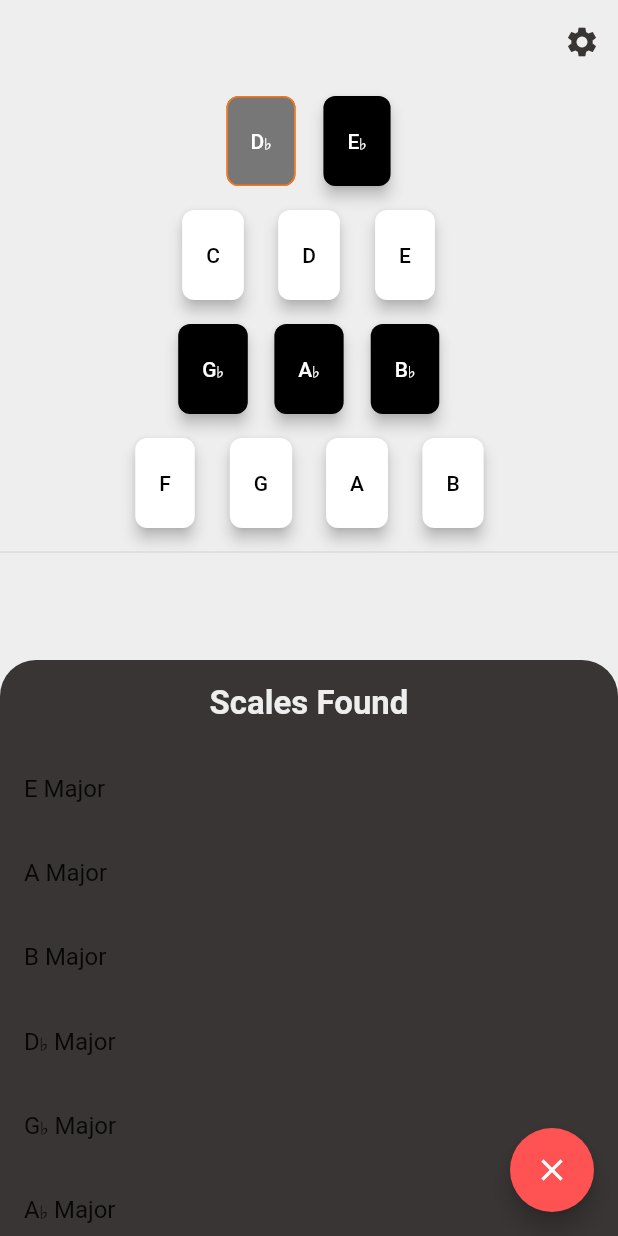
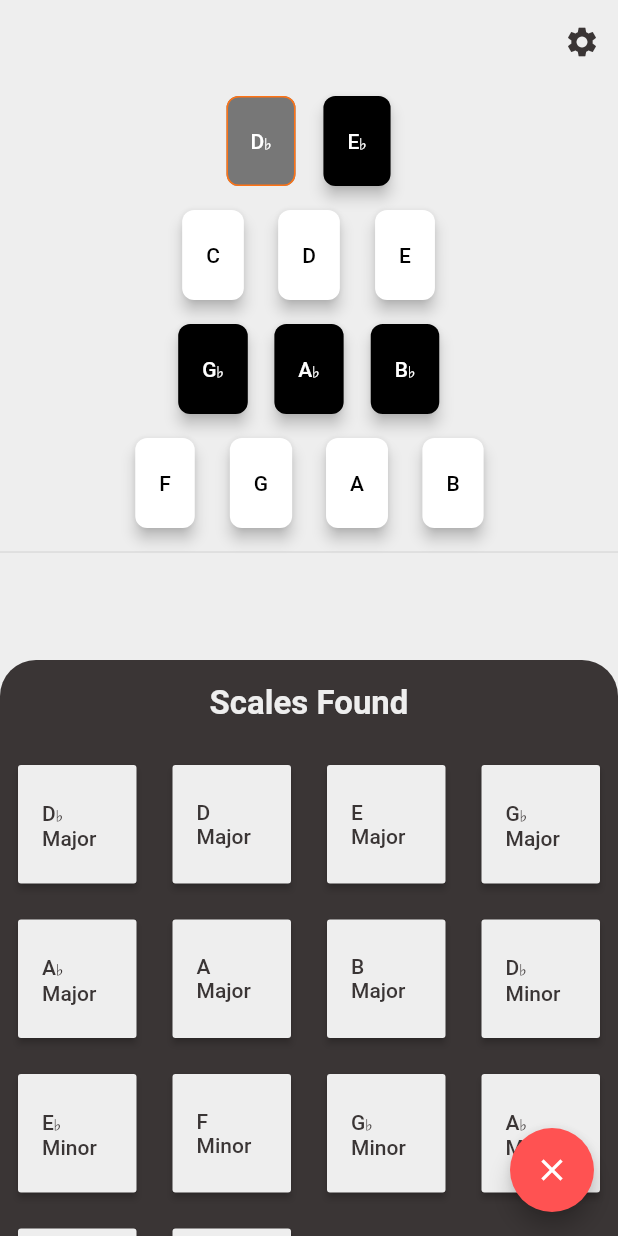
Before and after one commit to JoseGeorges8/scales-app, a Flutter app: the screen it shows after launch, after a tap on "D♭", on a phone screen of 412 x 824 dp. Run offline on Flutter 3.47's test engine with Material 2 defaults, Android fonts, the phone set to English and light mode, and no system bars; our stand-ins replace bloc, equatable, flutter_bloc, shared_preferences; missing offline and left inert: flutter_midi.

Commit message:
Some changes to enhance the app. Will get conflicts after this commit with the progress I did on the other computer

```diff
--- a/lib/blocs/notes_bloc/notes_bloc.dart
+++ b/lib/blocs/notes_bloc/notes_bloc.dart
@@ -16,8 +16,11 @@ class NotesBloc extends Bloc<NotesEvent, NotesState> {
     return NotesState(notes: _notesRepository.getNotes());
   }
 
-  clearNotes(){
+  ///Fires a clear notes event
+  bool clearNotes(){
+    if(selectedNotes.isEmpty) return false;
     add(ClearNotes());
+    return true;
   }
 
   @override
@@ -63,7 +66,6 @@ class NotesBloc extends Bloc<NotesEvent, NotesState> {
       final Note updatedNote = note.copyWith(isSharp: note.isSharp, value: note.value, isSelected: false, midi: note.midi);
       updatedNotes.add(updatedNote);
     }
-
       yield NotesState(notes: updatedNotes);
     }
 
--- a/lib/blocs/sound_bloc/sound_bloc.dart
+++ b/lib/blocs/sound_bloc/sound_bloc.dart
@@ -2,12 +2,15 @@ import 'dart:async';
 import 'package:bloc/bloc.dart';
 import 'package:scales_app/data_providers/sound_provider.dart';
 import 'package:scales_app/models/Note.dart';
+import 'package:scales_app/models/Scale.dart';
 import './bloc.dart';
 
 class SoundBloc extends Bloc<SoundEvent, SoundState> {
 
   List<String> sounds = List<String>();
   String currentSound;
+
+  bool _soundStopped = false;
 
   final FlutterMidiSoundProvider soundProvider = FlutterMidiSoundProvider();
 
@@ -22,7 +25,34 @@ class SoundBloc extends Bloc<SoundEvent, SoundState> {
     return SoundState.initial();
   }
 
-  playNote(Note note) => soundProvider.playNote(note);
+  playNote(Note note) {
+    this.stopSound();
+    return soundProvider.playNote(note);
+  }
+
+  stopSound({bool fully = true}) {
+    _soundStopped = true;
+    soundProvider.stopSound(fully);
+  }
+
+  playRandomNotes() {
+    this.stopSound();
+    soundProvider.playNote(Note.B());
+    soundProvider.playNote(Note.dFlat());
+    soundProvider.playNote(Note.gFlat());
+    soundProvider.playNote(Note.A());
+  }
+
+  playScale(Scale scale) async {
+    this.stopSound();
+    await Future.delayed(new Duration(milliseconds: 500));
+    _soundStopped = false;
+    for(Note note in scale.playableNotes){
+      if(_soundStopped) return;
+      soundProvider.playNote(note);
+      await Future.delayed(new Duration(milliseconds: 500));
+    }
+  }
 
   @override
   Stream<SoundState> mapEventToState(
--- a/lib/data_providers/scales_data_provider/scales_basic_provider.dart
+++ b/lib/data_providers/scales_data_provider/scales_basic_provider.dart
@@ -1,34 +1,35 @@
 import 'package:scales_app/data_providers/scales_data_provider/scales_base_provider.dart';
+import 'package:scales_app/models/Note.dart';
 import 'package:scales_app/models/Scale.dart';
 
 class ScalesBasicProvider extends ScalesBaseProvider{
 
 
   final List<Scale> _scales = [
-    Scale(root: 'C', type: 'Major', notes: ['C', 'D', 'E', 'F', 'G', 'A', 'B']),
-    Scale(root: 'D', type: 'Major', notes: ['D', 'E', 'G♭', 'G', 'A', 'B', 'B♭']),
-    Scale(root: 'E', type: 'Major', notes: ['E', 'G♭', 'A♭' ,'A',  'B', 'D♭', 'E♭', 'E']),
-    Scale(root: 'F', type: 'Major', notes: ['F', 'G', 'A', 'B♭', 'C', 'D', 'E']),
-    Scale(root: 'G', type: 'Major', notes: ['G', 'A', 'B', 'C', 'D', 'E', 'G♭']),
-    Scale(root: 'A', type: 'Major', notes: ['A', 'B', 'D♭', 'D', 'E', 'G♭', 'A♭']),
-    Scale(root: 'B', type: 'Major', notes: ['B', 'D♭', 'E♭', 'E', 'G♭', 'A♭','B♭']),
-    Scale(root: 'D♭', type: 'Major', notes: ['D♭', 'E♭', 'F', 'G♭', 'A♭', 'B♭','C']),
-    Scale(root: 'E♭', type: 'Major', notes: ['E♭', 'F', 'G', 'A♭', 'B♭', 'C','D']),
-    Scale(root: 'G♭', type: 'Major', notes: ['G♭', 'A♭', 'B♭', 'B', 'D♭', 'E♭','F']),
-    Scale(root: 'A♭', type: 'Major', notes: ['A♭', 'B♭', 'C', 'D♭', 'E♭', 'F', 'G']),
-    Scale(root: 'B♭', type: 'Major', notes: ['B♭', 'C', 'D', 'E♭', 'F', 'G','A']),
-    Scale(root: 'C', type: 'Minor', notes: ['C', 'D', 'E♭', 'F', 'G', 'A♭', 'B♭']),
-    Scale(root: 'D', type: 'Minor', notes: ['D', 'E', 'F', 'G', 'A', 'B♭', 'C']),
-    Scale(root: 'E', type: 'Minor', notes: ['E', 'G♭', 'G' ,'A',  'B', 'C', 'D', 'E']),
-    Scale(root: 'F', type: 'Minor', notes: ['F', 'G', 'A♭', 'B♭', 'C', 'D♭', 'E♭']),
-    Scale(root: 'G', type: 'Minor', notes: ['G', 'A', 'B♭', 'C', 'D', 'E♭', 'F']),
-    Scale(root: 'A', type: 'Minor', notes: ['A', 'B', 'C', 'D', 'E', 'F', 'G']),
-    Scale(root: 'B', type: 'Minor', notes: ['B', 'D♭', 'D', 'E', 'G♭', 'G','A']),
-    Scale(root: 'D♭', type: 'Minor', notes: ['D♭', 'E♭', 'E', 'G♭', 'A♭', 'A', 'B']),
-    Scale(root: 'E♭', type: 'Minor', notes: ['E♭', 'F', 'G♭', 'A♭', 'B♭', 'C♭','D♭']),
-    Scale(root: 'G♭', type: 'Minor', notes: ['G♭', 'A♭', 'A', 'B', 'D♭', 'D', 'E']),
-    Scale(root: 'A♭', type: 'Minor', notes: ['A♭', 'B♭', 'B', 'D♭', 'E♭', 'G♭', 'A♭']),
-    Scale(root: 'B♭', type: 'Minor', notes: ['B♭', 'C', 'D♭', 'E♭', 'F', 'G♭','A♭']),
+    Scale(root: 'C', type: 'Major', notes: ['C', 'D', 'E', 'F', 'G', 'A', 'B'], playableNotes: [Note.C(), Note.D(), Note.E(), Note.F(), Note.G(), Note.A(), Note.B(), Note.C(midi: 72)]),
+    Scale(root: 'D♭', type: 'Major', notes: ['D♭', 'E♭', 'F', 'G♭', 'A♭', 'B♭','C'], playableNotes: [Note.dFlat(), Note.eFlat(), Note.F(), Note.gFlat(), Note.aFlat(), Note.bFlat(), Note.C(midi: 72), Note.dFlat(midi: 73)]),
+    Scale(root: 'D', type: 'Major', notes: ['D', 'E', 'G♭', 'G', 'A', 'B', 'D♭'], playableNotes: [Note.D(), Note.E(), Note.gFlat(), Note.G(), Note.A(), Note.B(), Note.dFlat(midi: 73), Note.D(midi: 74)]),
+    Scale(root: 'E♭', type: 'Major', notes: ['E♭', 'F', 'G', 'A♭', 'B♭', 'C','D'], playableNotes: [Note.eFlat(), Note.F(), Note.G(), Note.aFlat(), Note.bFlat(), Note.C(midi: 72), Note.D(midi: 74), Note.eFlat(midi: 75)]),
+    Scale(root: 'E', type: 'Major', notes: ['E', 'G♭', 'A♭' ,'A',  'B', 'D♭', 'E♭'], playableNotes: [Note.E(), Note.gFlat(), Note.aFlat(), Note.A(), Note.B(), Note.dFlat(midi: 73), Note.eFlat(midi: 75), Note.E(midi: 76)]),
+    Scale(root: 'F', type: 'Major', notes: ['F', 'G', 'A', 'B♭', 'C', 'D', 'E'], playableNotes: [Note.F(), Note.G(), Note.A(), Note.bFlat(), Note.C(midi: 72), Note.D(midi: 74), Note.E(midi: 76), Note.F(midi: 77)]),
+    Scale(root: 'G♭', type: 'Major', notes: ['G♭', 'A♭', 'B♭', 'B', 'D♭', 'E♭','F'], playableNotes: [Note.gFlat(), Note.aFlat(), Note.bFlat(), Note.B(), Note.dFlat(midi: 73), Note.eFlat(midi: 75), Note.F(), Note.gFlat(midi: 78)]),
+    Scale(root: 'G', type: 'Major', notes: ['G', 'A', 'B', 'C', 'D', 'E', 'G♭'], playableNotes: [Note.G(), Note.A(), Note.B(), Note.C(midi: 72), Note.D(midi: 74), Note.E(midi: 76), Note.gFlat(midi: 78), Note.G(midi: 79)]),
+    Scale(root: 'A♭', type: 'Major', notes: ['A♭', 'B♭', 'C', 'D♭', 'E♭', 'F', 'G'], playableNotes: [Note.aFlat(), Note.bFlat(), Note.C(midi: 72), Note.dFlat(midi: 73), Note.eFlat(midi: 75), Note.F(midi: 77), Note.G(midi: 79), Note.aFlat(midi: 80)]),
+    Scale(root: 'A', type: 'Major', notes: ['A', 'B', 'D♭', 'D', 'E', 'G♭', 'A♭'], playableNotes: [Note.A(), Note.B(), Note.dFlat(midi: 73), Note.D(midi: 74), Note.E(midi: 76), Note.gFlat(midi: 78), Note.aFlat(midi: 80), Note.A(midi: 81)]),
+    Scale(root: 'B♭', type: 'Major', notes: ['B♭', 'C', 'D', 'E♭', 'F', 'G','A'], playableNotes: [Note.bFlat(), Note.C(midi: 72), Note.D(midi: 74), Note.eFlat(midi: 75), Note.F(midi: 77), Note.G(midi: 79), Note.A(midi: 81), Note.bFlat(midi: 82)]),
+    Scale(root: 'B', type: 'Major', notes: ['B', 'D♭', 'E♭', 'E', 'G♭', 'A♭','B♭'], playableNotes: [Note.B(), Note.dFlat(midi: 73), Note.eFlat(midi: 75), Note.E(midi: 76), Note.gFlat(midi: 78), Note.aFlat(midi: 80), Note.bFlat(midi: 82), Note.B(midi: 83)]),
+    Scale(root: 'C', type: 'Minor', notes: ['C', 'D', 'E♭', 'F', 'G', 'A♭', 'B♭'], playableNotes: [Note.C(), Note.D(), Note.eFlat(), Note.F(), Note.G(), Note.aFlat(), Note.bFlat(), Note.C(midi: 72)]),
+    Scale(root: 'D♭', type: 'Minor', notes: ['D♭', 'E♭', 'E', 'G♭', 'A♭', 'A', 'B'], playableNotes: [Note.dFlat(), Note.eFlat(), Note.E(), Note.gFlat(), Note.aFlat(), Note.A(), Note.B(), Note.dFlat(midi: 73)]),
+    Scale(root: 'D', type: 'Minor', notes: ['D', 'E', 'F', 'G', 'A', 'B♭', 'C'], playableNotes: [Note.D(), Note.E(), Note.F(), Note.G(), Note.A(), Note.bFlat(), Note.C(midi: 72), Note.D(midi: 74)]),
+    Scale(root: 'E♭', type: 'Minor', notes: ['E♭', 'F', 'G♭', 'A♭', 'B♭', 'B','D♭'], playableNotes: [Note.eFlat(), Note.F(), Note.gFlat(), Note.aFlat(), Note.bFlat(), Note.B(), Note.dFlat(midi: 73), Note.eFlat(midi: 75)]),
+    Scale(root: 'E', type: 'Minor', notes: ['E', 'G♭', 'G' ,'A',  'B', 'C', 'D'], playableNotes: [Note.E(), Note.gFlat(), Note.G(), Note.A(), Note.B(), Note.C(midi: 72), Note.D(midi: 74), Note.E(midi: 76)]),
+    Scale(root: 'F', type: 'Minor', notes: ['F', 'G', 'A♭', 'B♭', 'C', 'D♭', 'E♭'], playableNotes: [Note.F(), Note.G(), Note.aFlat(), Note.bFlat(), Note.C(midi: 72), Note.dFlat(midi: 73), Note.eFlat(midi: 75), Note.F(midi: 77)]),
+    Scale(root: 'G♭', type: 'Minor', notes: ['G♭', 'A♭', 'A', 'B', 'D♭', 'D', 'E'], playableNotes: [Note.gFlat(), Note.aFlat(), Note.A(), Note.B(), Note.dFlat(midi: 73), Note.D(midi: 74), Note.E(midi: 76), Note.gFlat(midi: 78)]),
+    Scale(root: 'G', type: 'Minor', notes: ['G', 'A', 'B♭', 'C', 'D', 'E♭', 'F'], playableNotes: [Note.G(), Note.A(), Note.bFlat(), Note.C(midi: 72), Note.D(midi: 74), Note.eFlat(midi: 75), Note.F(midi: 77), Note.G(midi: 79)]),
+    Scale(root: 'A♭', type: 'Minor', notes: ['A♭', 'B♭', 'B', 'D♭', 'E♭', 'E' , 'G♭'], playableNotes: [Note.aFlat(), Note.bFlat(), Note.B(), Note.dFlat(midi: 73), Note.eFlat(midi: 75), Note.E(midi: 76), Note.gFlat(midi: 78), Note.aFlat(midi: 80)]),
+    Scale(root: 'A', type: 'Minor', notes: ['A', 'B', 'C', 'D', 'E', 'F', 'G'], playableNotes: [Note.A(), Note.B(), Note.C(midi: 72), Note.D(midi: 74), Note.E(midi: 76), Note.F(midi: 77), Note.G(midi: 79), Note.A(midi: 81)]),
+    Scale(root: 'B♭', type: 'Minor', notes: ['B♭', 'C', 'D♭', 'E♭', 'F', 'G♭','A♭'], playableNotes: [Note.bFlat(), Note.C(midi: 72), Note.dFlat(midi: 73), Note.eFlat(midi: 75), Note.F(midi: 77), Note.gFlat(midi: 78), Note.aFlat(midi: 80), Note.bFlat(midi: 82)]),
+    Scale(root: 'B', type: 'Minor', notes: ['B', 'D♭', 'D', 'E', 'G♭', 'G','A'], playableNotes: [Note.B(), Note.dFlat(midi: 73), Note.D(midi: 74), Note.E(midi: 76), Note.gFlat(midi: 78), Note.G(midi: 79), Note.A(midi: 81), Note.B(midi: 83)]),
   ];
 
 
--- a/lib/data_providers/sound_provider.dart
+++ b/lib/data_providers/sound_provider.dart
@@ -8,6 +8,7 @@ abstract class SoundBaseProvider{
 
   Future<void> initialize();
   Future<void> playNote(Note note);
+  Future<void> stopSound(bool fully);
   Future<void> changeSound(String sound);
   List<String> getSounds();
   Future<String> getCurrentSound();
@@ -31,7 +32,9 @@ class FlutterMidiSoundProvider extends SoundBaseProvider {
   }
 
   @override
-  Future<void> playNote(Note note) => FlutterMidi.playMidiNote(midi: note.midi);
+  Future<void> playNote(Note note) {
+    return FlutterMidi.playMidiNote(midi: note.midi);
+  }
 
   @override
   // ignore: missing_return
@@ -56,4 +59,7 @@ class FlutterMidiSoundProvider extends SoundBaseProvider {
     return sound ?? PIANO_SOUND_OPTION;
   }
 
+  @override
+  Future<void> stopSound(bool fully) => FlutterMidi.stopSound(fully: fully);
+
 }
--- a/lib/models/Note.dart
+++ b/lib/models/Note.dart
@@ -25,18 +25,18 @@ class Note extends Equatable{
     this.isSelected = false,
   });
 
-  factory Note.C() => Note(value: 'C', isSharp: false, midi: 60);
-  factory Note.dFlat() => Note(value: 'D♭', isSharp: true, midi: 61);
-  factory Note.D() => Note(value: 'D', isSharp: false, midi: 62);
-  factory Note.eFlat() => Note(value: 'E♭', isSharp: true, midi: 63);
-  factory Note.E() => Note(value: 'E', isSharp: false, midi: 64);
-  factory Note.F() => Note(value: 'F', isSharp: false, midi: 65);
-  factory Note.gFlat() => Note(value: 'G♭', isSharp: true, midi: 66);
-  factory Note.G() => Note(value: 'G', isSharp: false, midi: 67);
-  factory Note.aFlat() => Note(value: 'A♭', isSharp: true, midi: 68);
-  factory Note.A() => Note(value: 'A', isSharp: false, midi: 69);
-  factory Note.bFlat() => Note(value: 'B♭', isSharp: true, midi: 70);
-  factory Note.B() => Note(value: 'B', isSharp: false, midi: 71);
+  factory Note.C({int midi = 60}) => Note(value: 'C', isSharp: false, midi: midi);
+  factory Note.dFlat({int midi = 61}) => Note(value: 'D♭', isSharp: true, midi: midi);
+  factory Note.D({int midi = 62}) => Note(value: 'D', isSharp: false, midi: midi);
+  factory Note.eFlat({int midi = 63}) => Note(value: 'E♭', isSharp: true, midi: midi);
+  factory Note.E({int midi = 64}) => Note(value: 'E', isSharp: false, midi: midi);
+  factory Note.F({int midi = 65}) => Note(value: 'F', isSharp: false, midi: midi);
+  factory Note.gFlat({int midi = 66}) => Note(value: 'G♭', isSharp: true, midi: midi);
+  factory Note.G({int midi = 67}) => Note(value: 'G', isSharp: false, midi: midi);
+  factory Note.aFlat({int midi = 68}) => Note(value: 'A♭', isSharp: true, midi: midi);
+  factory Note.A({int midi = 69}) => Note(value: 'A', isSharp: false, midi: midi);
+  factory Note.bFlat({int midi = 70}) => Note(value: 'B♭', isSharp: true, midi: midi);
+  factory Note.B({int midi = 71}) => Note(value: 'B', isSharp: false, midi: midi);
 
   Note copyWith({
     String value,
--- a/lib/models/Scale.dart
+++ b/lib/models/Scale.dart
@@ -6,19 +6,23 @@ import 'dart:convert';
 
 import 'package:flutter/foundation.dart';
 
+import 'Note.dart';
+
 Scale scaleFromJson(String str) => Scale.fromMap(json.decode(str));
 
 String scaleToJson(Scale data) => json.encode(data.toMap());
 
 class Scale {
-  String root;
-  String type;
-  List<String> notes;
+  final String root;
+  final String type;
+  final List<String> notes;
+  final List<Note> playableNotes;
 
   Scale({
     @required this.root,
     @required this.type,
     @required this.notes,
+    this.playableNotes = const [],
   });
 
   factory Scale.fromMap(Map<String, dynamic> json) => Scale(
--- a/lib/pages/home.dart
+++ b/lib/pages/home.dart
@@ -2,6 +2,7 @@ import 'package:flutter/material.dart';
 import 'package:flutter_bloc/flutter_bloc.dart';
 import 'package:scales_app/bloc_providers/scales_bloc_provider.dart';
 import 'package:scales_app/blocs/notes_bloc/bloc.dart';
+import 'package:scales_app/blocs/sound_bloc/bloc.dart';
 import 'package:scales_app/pages/settings.dart';
 import 'package:scales_app/widgets/clear_button.dart';
 import 'package:scales_app/widgets/draggable_scales_sheet.dart';
@@ -17,10 +18,12 @@ class _HomePageState extends State<HomePage>
     with SingleTickerProviderStateMixin {
 
   NotesBloc _notesBloc;
+  SoundBloc _soundBloc;
 
   @override
   void initState() {
     _notesBloc = BlocProvider.of<NotesBloc>(context);
+    _soundBloc = BlocProvider.of<SoundBloc>(context);
     super.initState();
   }
 
@@ -51,8 +54,12 @@ class _HomePageState extends State<HomePage>
                 ),
               );
       }),
-      floatingActionButton: ClearButton(onPressed: () => _notesBloc.clearNotes()),
+      floatingActionButton: ClearButton(onPressed: _onClearButtonPressed),
     );
   }
 
+  _onClearButtonPressed(){
+    if(_notesBloc.clearNotes()) _soundBloc.playRandomNotes();
+  }
+
 }
--- a/lib/utils/themes.dart
+++ b/lib/utils/themes.dart
@@ -46,6 +46,8 @@ class AppBarThemes{
   static AppBarTheme get drumpadTheme{
     return  AppBarTheme(
         color: Colors.transparent,
+        actionsIconTheme: IconThemeData(color: drumpadPrimaryColor),
+        iconTheme: IconThemeData(color: drumpadPrimaryColor),
         textTheme: TextThemes.drumpadTheme
     );
   }
@@ -65,9 +67,9 @@ class TextThemes{
   }
   static TextTheme get drumpadTheme{
     return TextTheme(
-        display1:  TextStyle(color: drumpadAccentColor, fontSize: 20),
-        display2: TextStyle(color: Colors.white, fontSize: 22, fontWeight: FontWeight.w600),
-        title: TextStyle(color: drumpadAccentColor, fontSize: 20)
+        display1:  TextStyle(color: drumpadBackgroundColor, fontSize: 22, fontWeight: FontWeight.w600),
+        display2: TextStyle(color: drumpadPrimaryColor, fontSize: 22, fontWeight: FontWeight.w600),
+        title: TextStyle(color: drumpadAccentColor, fontSize: 20, fontWeight: FontWeight.w600)
     );
   }
 
--- a/lib/widgets/draggable_scales_sheet.dart
+++ b/lib/widgets/draggable_scales_sheet.dart
@@ -1,6 +1,8 @@
 import 'package:flutter/material.dart';
 import 'package:flutter_bloc/flutter_bloc.dart';
 import 'package:scales_app/blocs/scales_bloc/bloc.dart';
+import 'package:scales_app/blocs/sound_bloc/bloc.dart';
+import 'package:scales_app/models/Scale.dart';
 import 'package:scales_app/widgets/texts.dart';
 
 class DraggableScalesSheet extends StatefulWidget{
@@ -32,7 +34,6 @@ class DraggableScalesSheetState extends State<DraggableScalesSheet> with SingleT
           else if (state.scales.isEmpty) _controller.reverse();
         }
       },
-      child: SizedBox.expand(
       child: SlideTransition(
         position: _tween.animate(_controller),
         child: DraggableScrollableSheet(
@@ -52,22 +53,27 @@ class DraggableScalesSheetState extends State<DraggableScalesSheet> with SingleT
                         mainAxisAlignment: MainAxisAlignment.center,
                       ),
                       physics: ClampingScrollPhysics(),
-                        controller: scrollController),
+                      controller: scrollController
+                  ),
                   BlocBuilder<ScalesBloc, ScalesState>(
                       builder: (BuildContext context, ScalesState state) {
 
 
                         if(state is ScalesLoaded){
+
                           return Expanded(
-                              child: ListView.builder(
-                                physics: ClampingScrollPhysics(),
+                            child: GridView.count(
                                 controller: scrollController,
-                                itemCount: state.scales.length,
-                                itemBuilder: (BuildContext context, int index) {
-                                  return ListTile(title: Text(state.scales[index].toString()));
-                                },
-                              ),
+                                shrinkWrap: true,
+                                scrollDirection: Axis.vertical,
+                                crossAxisCount: 4,
+                                children: state.scales
+                                    .map((scale) => Padding(
+                                  padding: const EdgeInsets.all(12.0),
+                                  child: ScaleButton(scale: scale),
+                                )).toList()),
                           );
+
                         }
 
                         return Container();
@@ -78,7 +84,6 @@ class DraggableScalesSheetState extends State<DraggableScalesSheet> with SingleT
               ),
             );
           },
-          ),
         ),
       )
     );
@@ -91,3 +96,21 @@ class DraggableScalesSheetState extends State<DraggableScalesSheet> with SingleT
   }
 
 }
+
+
+class ScaleButton extends StatelessWidget{
+
+  final Scale scale;
+
+  const ScaleButton({Key key, this.scale}) : super(key: key);
+
+  @override
+  Widget build(BuildContext context) {
+    return RaisedButton(
+      color: Theme.of(context).backgroundColor,
+      child: Center(child: Text(scale.root + " " + scale.type, style: TextStyle(color: Theme.of(context).primaryColor))),
+      onPressed: () => BlocProvider.of<SoundBloc>(context).playScale(scale),
+    );
+  }
+
+}
```
Also changed, not shown: lib/utils/constants.dart (+4 -4 lines), lib/widgets/note_button.dart (+36 -13 lines), lib/widgets/note_button_group.dart (+8 -1 lines), 1 other file. Lines whose indentation alone changed are shown as unchanged.
